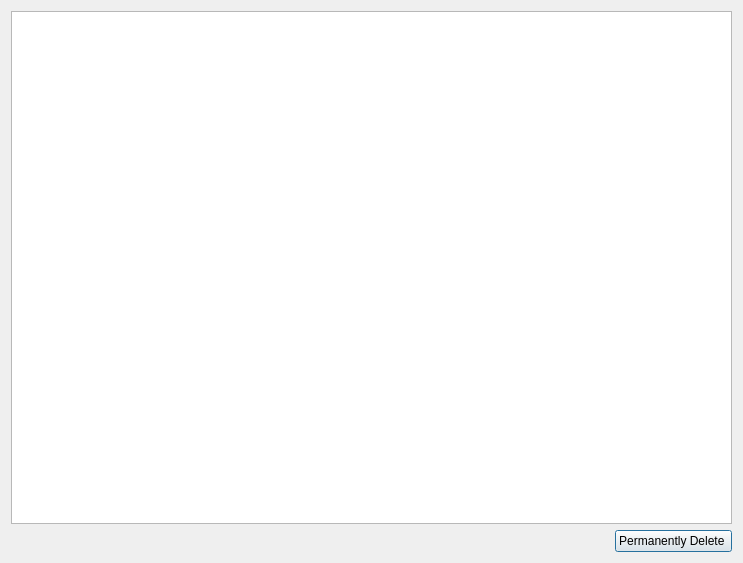
Above: src/gui/ui/dlgtradearchive.ui from Open-Transactions/Moneychanger before the change. Below: the same form after it.
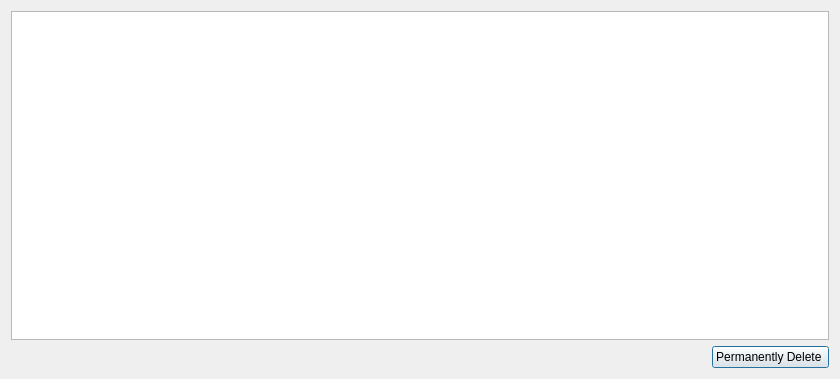
That is the form after the change.

The edit to the form file:
```diff
--- a/src/gui/ui/dlgtradearchive.ui
+++ b/src/gui/ui/dlgtradearchive.ui
@@ -6,8 +6,8 @@
    <rect>
     <x>0</x>
     <y>0</y>
-    <width>743</width>
-    <height>563</height>
+    <width>840</width>
+    <height>379</height>
    </rect>
   </property>
   <property name="windowTitle">
```
Left out of the diff: 2 changed lines with no effect on the pictures.
